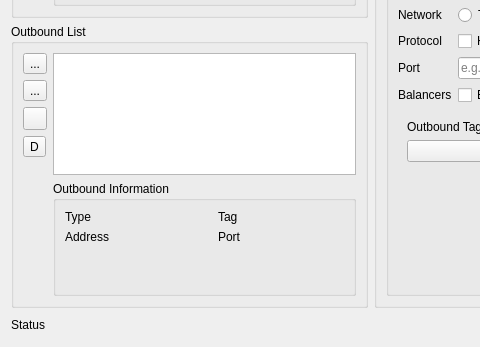
Above: src/ui/w_RoutesEditor.ui from darsvador/qvssr before the change; both pictures show x 0 to 480 and y 278 to 625 of the 1010 by 625 pixel window. Below: the same form after it.
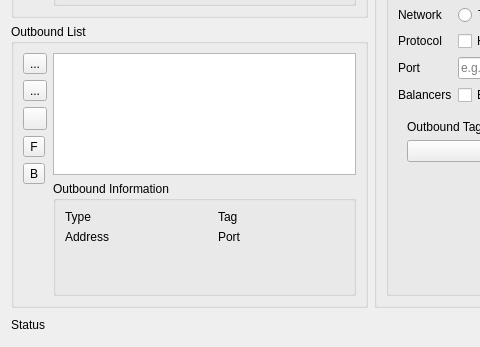
That is the form after the change. Icons and pictures are not drawn.

Commit message: [add] added more route functions

```diff
--- a/src/ui/w_RoutesEditor.ui
+++ b/src/ui/w_RoutesEditor.ui
@@ -22,7 +22,7 @@
   <property name="modal">
    <bool>true</bool>
   </property>
-  <layout class="QGridLayout" name="gridLayout_5" rowstretch="1,1,0" columnstretch="4,7">
+  <layout class="QGridLayout" name="gridLayout_5" rowstretch="2,2,0" columnstretch="4,7">
    <item row="2" column="0" colspan="2">
     <layout class="QHBoxLayout" name="horizontalLayout">
      <item>
@@ -251,7 +251,14 @@
         <item>
          <widget class="QToolButton" name="insertDirectBtn">
           <property name="text">
-           <string>D</string>
+           <string>F</string>
+          </property>
+         </widget>
+        </item>
+        <item>
+         <widget class="QToolButton" name="insertBlackBtn">
+          <property name="text">
+           <string>B</string>
           </property>
          </widget>
         </item>
```
The commit also changes 3 other files.
